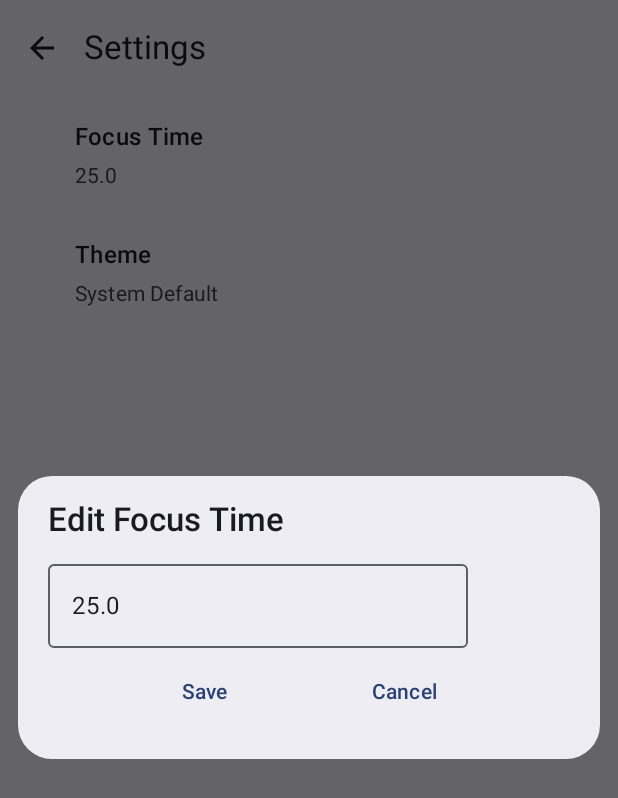
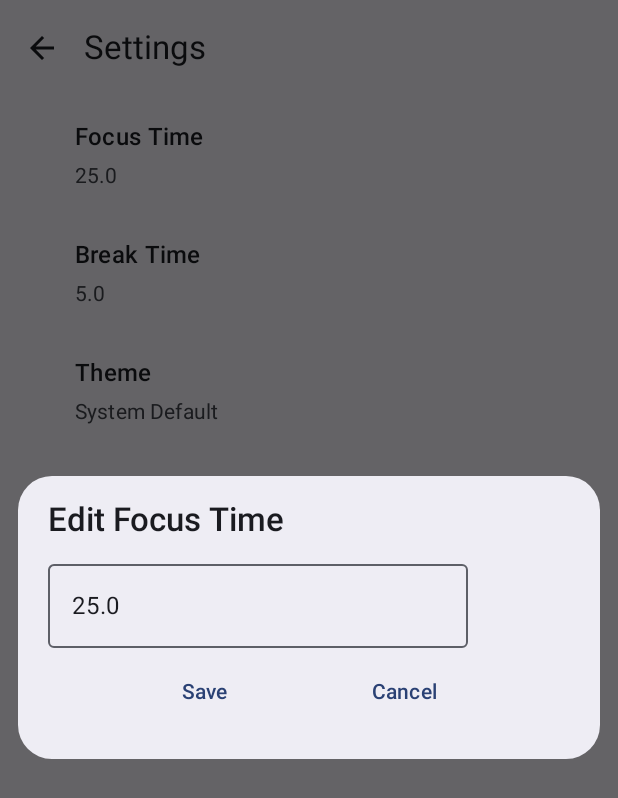
Before and after one commit to AryamanPatra/PomodoroApp, an Android app built with Jetpack Compose: the SettingScreen screen opened through its navigation route, after a tap on "Focus Time", on a phone screen of 412 x 824 dp. Shown: the top 798 px of the screen. Run offline under Robolectric (Android 15) with nearby library versions, the phone set to English and light mode, and no system bars.

Commit message:
feat: Editable break time added

```diff
--- a/app/src/main/java/com/aryaman/pomodoroapp/ui/screens/SettingScreen.kt
+++ b/app/src/main/java/com/aryaman/pomodoroapp/ui/screens/SettingScreen.kt
@@ -110,12 +110,24 @@ fun SettingScreen(
             horizontalAlignment = Alignment.CenterHorizontally,
             verticalArrangement = Arrangement.Top
         ) {
+            TimeChangeSetting("Focus",focusTimeDialogState)
+            TimeChangeSetting("Break",breakTimeDialogState)
+            ThemeChangeSetting(themeDialogState, themeChoices, themeChangeState)
+        }
+    }
+}
+
+@Composable
+private fun TimeChangeSetting(
+    focusOrBreak: String,
+    timeDialogState: MutableState<Boolean>
+) {
     Surface(
         modifier = Modifier
             .fillMaxWidth()
             .wrapContentHeight()
             .clickable {
-                        focusTimeDialogState.value = true
+                timeDialogState.value = true
             }
     ) {
         Column(
@@ -127,20 +139,17 @@ fun SettingScreen(
             verticalArrangement = Arrangement.SpaceEvenly
         ) {
             Text(
-                        text = "Focus Time",
+                text = "$focusOrBreak Time",
                 style = MaterialTheme.typography.titleMedium,
                 fontWeight = FontWeight.W600
             )
             Spacer(modifier = Modifier.height(4.dp))
             Text(
-                        text = Session.editableFocusTimeState.floatValue.toString(),
+                text = if (focusOrBreak == "Focus") Session.editableFocusTimeState.floatValue.toString() else Session.editableBreakTimeState.floatValue.toString(),
                 style = MaterialTheme.typography.titleSmall,
                 color = MaterialTheme.colorScheme.onSurfaceVariant,
                 fontWeight = FontWeight.W400
             )
-                }
-            }
-            ThemeChangeSetting(themeDialogState, themeChoices, themeChangeState)
         }
     }
 }
```
Lines whose indentation alone changed are shown as unchanged.
